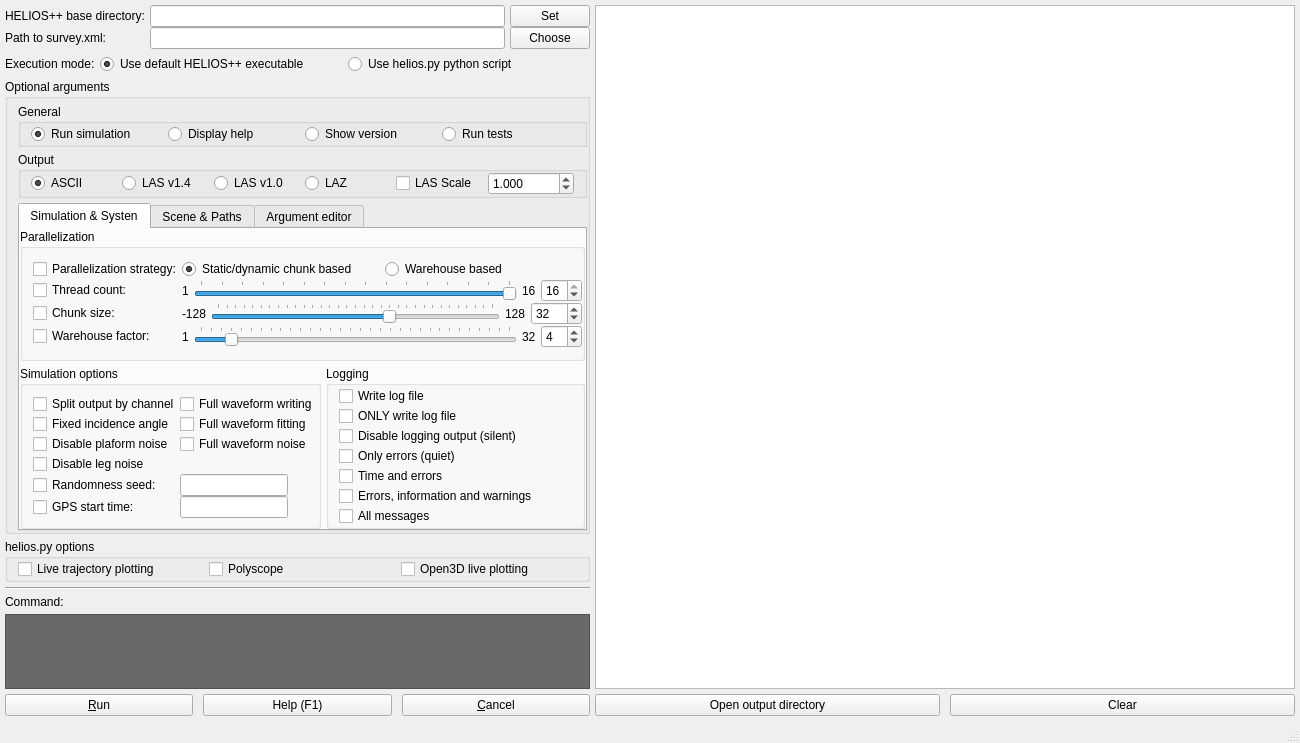
Before: the Qt Designer form ui/launcher.ui in dg-505/helios-launcher, drawn with Qt 5.
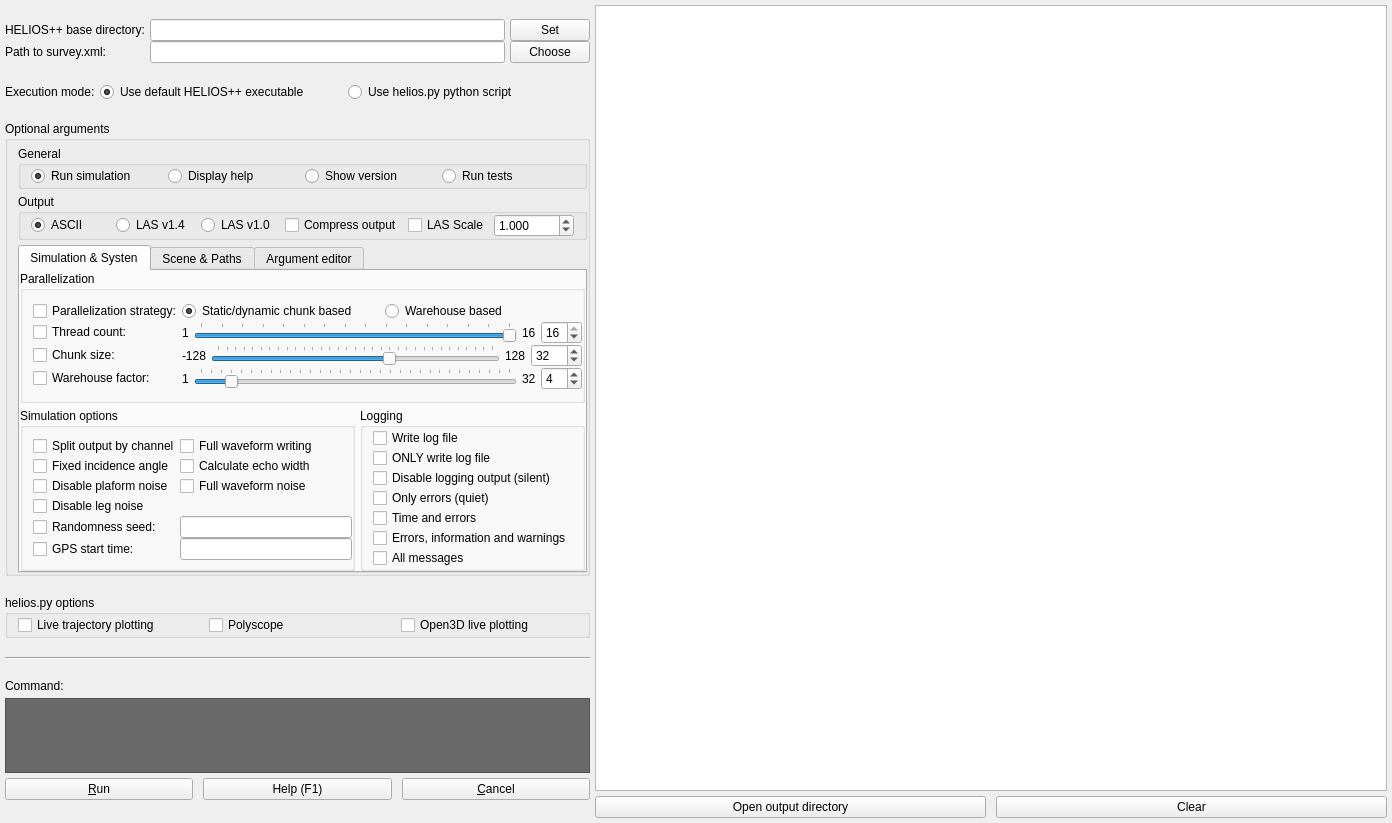
After: the same form once the commit is applied. The open tabs and pages were chosen to show the change. Icons and pictures are not drawn.

```diff
--- a/ui/launcher.ui
+++ b/ui/launcher.ui
@@ -2,6 +2,14 @@
 <ui version="4.0">
  <class>Launcher</class>
  <widget class="QMainWindow" name="Launcher">
+  <property name="geometry">
+   <rect>
+    <x>0</x>
+    <y>0</y>
+    <width>1392</width>
+    <height>823</height>
+   </rect>
+  </property>
   <property name="windowIcon">
    <iconset resource="../res/resources.qrc">
     <normaloff>:/heliospp.png</normaloff>:/heliospp.png</iconset>
@@ -341,9 +349,9 @@
                 </widget>
                </item>
                <item>
-                <widget class="QRadioButton" name="lazButton">
+                <widget class="QCheckBox" name="zipOutputButton">
                  <property name="text">
-                  <string>LAZ</string>
+                  <string>Compress output</string>
                  </property>
                 </widget>
                </item>
@@ -768,14 +776,7 @@
                       </widget>
                      </item>
                      <item row="4" column="2">
-                      <widget class="QLineEdit" name="seedEdit">
-                       <property name="sizePolicy">
-                        <sizepolicy hsizetype="Fixed" vsizetype="Fixed">
-                         <horstretch>0</horstretch>
-                         <verstretch>0</verstretch>
-                        </sizepolicy>
-                       </property>
-                      </widget>
+                      <widget class="QLineEdit" name="seedEdit"/>
                      </item>
                      <item row="0" column="2">
                       <widget class="QCheckBox" name="writeWaveformCheckbox">
@@ -801,19 +802,12 @@
                      <item row="1" column="2">
                       <widget class="QCheckBox" name="calcEchoWidthCheckbox">
                        <property name="text">
-                        <string>Full waveform fitting</string>
+                        <string>Calculate echo width</string>
                        </property>
                       </widget>
                      </item>
                      <item row="5" column="2">
-                      <widget class="QLineEdit" name="gpsStartTimeEdit">
-                       <property name="sizePolicy">
-                        <sizepolicy hsizetype="Fixed" vsizetype="Fixed">
-                         <horstretch>0</horstretch>
-                         <verstretch>0</verstretch>
-                        </sizepolicy>
-                       </property>
-                      </widget>
+                      <widget class="QLineEdit" name="gpsStartTimeEdit"/>
                      </item>
                      <item row="1" column="1">
                       <widget class="QCheckBox" name="fixedIncidenceAngleCheckbox">
@@ -1825,7 +1819,6 @@
     </rect>
    </property>
   </widget>
-  <widget class="QStatusBar" name="statusBar"/>
  </widget>
  <resources>
   <include location="../res/resources.qrc"/>
```
Left out of the diff: 140 changed lines with no effect on the pictures.
